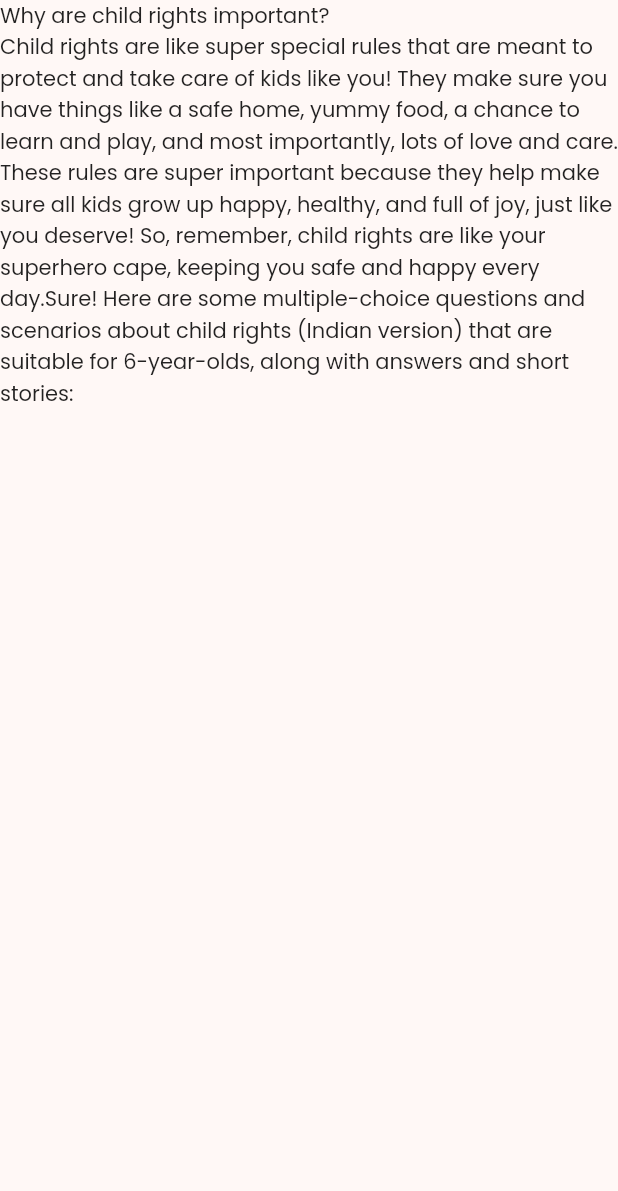
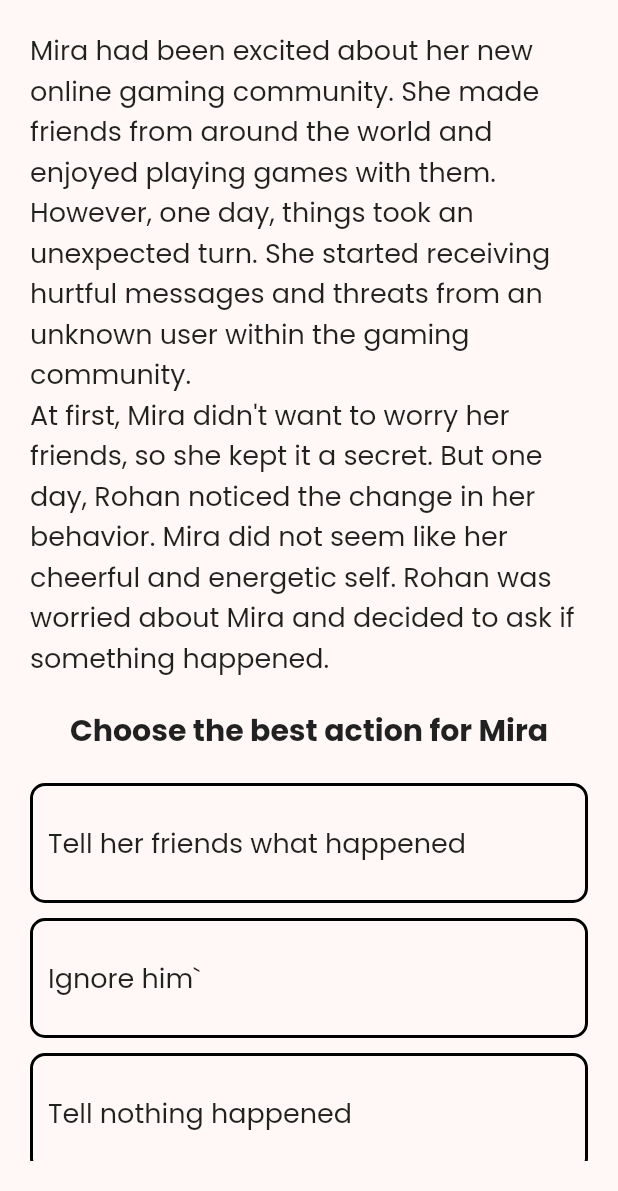
Before and after one commit to techtitansmbcet2023/RightsQuest, a Flutter app: the QuizPage screen opened directly, on a phone screen of 412 x 824 dp, the part 45-1236 px from its top. Run offline on Flutter 3.47's test engine with Material 2 defaults, Android fonts, the light colour scheme and no system bars; our stand-ins replace firebase_core, flutter_svg, google_fonts; accounts and stored records are empty.

Commit message:
quiz page

```diff
--- a/lib/views/quiz.dart
+++ b/lib/views/quiz.dart
@@ -1,4 +1,5 @@
 import 'package:flutter/material.dart';
+import 'package:rights_quest/widgets/question_options.dart';
 import 'package:rights_quest/widgets/top_app_bar.dart';
 
 class QuizPage extends StatelessWidget {
@@ -8,10 +9,40 @@ class QuizPage extends StatelessWidget {
   Widget build(BuildContext context) {
     return Scaffold(
       appBar: TopAppBar(),
-      body: ListView(
-        children: [
-          Text("Why are child rights important?\nChild rights are like super special rules that are meant to protect and take care of kids like you! They make sure you have things like a safe home, yummy food, a chance to learn and play, and most importantly, lots of love and care. These rules are super important because they help make sure all kids grow up happy, healthy, and full of joy, just like you deserve! So, remember, child rights are like your superhero cape, keeping you safe and happy every day.Sure! Here are some multiple-choice questions and scenarios about child rights (Indian version) that are suitable for 6-year-olds, along with answers and short stories:")
-        ],
+      body: Padding(
+        padding: const EdgeInsets.all(20.0),
+        child: ListView(
+          children: [
+            Text("Mira had been excited about her new online gaming community. She made friends from around the world and enjoyed playing games with them. However, one day, things took an unexpected turn. She started receiving hurtful messages and threats from an unknown user within the gaming community.\nAt first, Mira didn't want to worry her friends, so she kept it a secret. But one day, Rohan noticed the change in her behavior. Mira did not seem like her cheerful and energetic self. Rohan was worried about Mira and decided to ask if something happened.",style: TextStyle(
+              fontSize: 18,
+            ),),
+
+            SizedBox(height: 20,),
+
+            Center(child: Text("Choose the best action for Mira",style: TextStyle(
+              fontSize: 20,fontWeight: FontWeight.bold
+            ),)),
+
+            SizedBox(height: 20,),
+
+            QuestionOption(qoption: "Tell her friends what happened",),
+
+            SizedBox(height: 10,),
+
+            QuestionOption(qoption: "Ignore him`",),
+
+            SizedBox(height: 10,),
+
+            QuestionOption(qoption: "Tell nothing happened",),
+
+            SizedBox(height: 10,),
+
+            QuestionOption(qoption: "Tell him to mind his own business",),
+
+            SizedBox(height: 8,),
+
+          ],
+        ),
       ),
     );
   }
--- /dev/null
+++ b/lib/widgets/question_options.dart
@@ -0,0 +1,45 @@
+import 'package:flutter/material.dart';
+
+class QuestionOption extends StatefulWidget {
+  final String qoption;
+
+  const QuestionOption({super.key, this.qoption="ERR"});
+
+  @override
+  State<QuestionOption> createState() => _QuestionOptionState();
+}
+
+class _QuestionOptionState extends State<QuestionOption> {
+  @override
+  Widget build(BuildContext context) {
+    return Container(
+      decoration: BoxDecoration(borderRadius: BorderRadius.circular(10)),
+      child: InkWell(
+        onTap: (){},
+        child: Container(
+          width: double.infinity,
+          height: 80,
+          decoration: BoxDecoration(/*color: Colors.green,*/borderRadius: BorderRadius.circular(10),border: Border.all(
+            color: Colors.black, // Set the border color here
+            width: 2.0, // Set the border width here
+          ),
+          ),
+
+          child: Padding(
+            padding: const EdgeInsets.all(10.0),
+            child: Row(
+              children: [
+
+                Text(
+                    widget.qoption,style: TextStyle(
+                  fontSize: 18,
+                ),
+                ),
+              ]
+            ),
+          ),
+        ),
+      ),
+    );
+  }
+}
```
